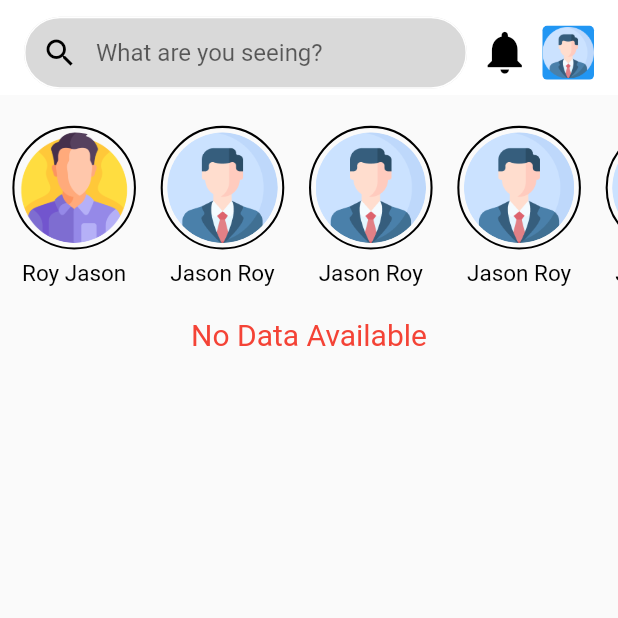
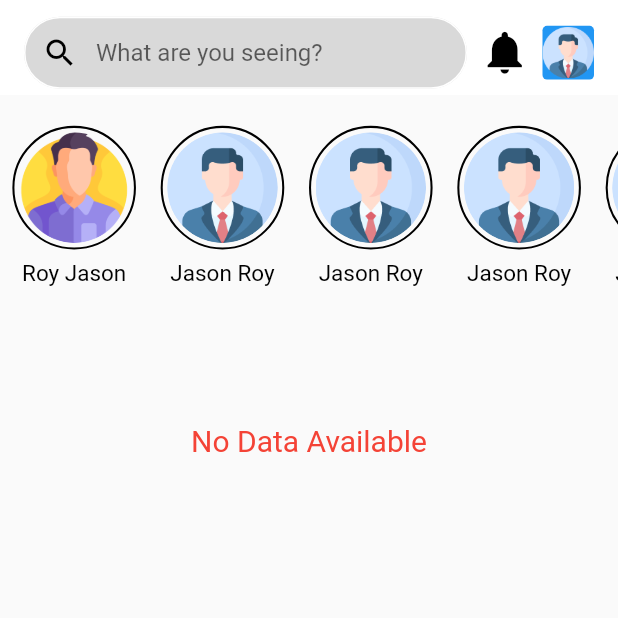
Before and after one commit to muhammadumair18/bottle_user_app, a Flutter app: the LayoutHomePage screen opened directly, on a phone screen of 412 x 824 dp, the top half of it. Run offline on Flutter 3.47's test engine with Material 2 defaults, Android fonts, the phone set to English and light mode, and no system bars; our stand-ins replace camera, cloud_firestore, country_code_picker, firebase_auth, firebase_core, firebase_messaging and 13 more; missing offline and left inert: cached_video_player, custom_utils, place_picker, video_compress; accounts and stored records are empty; project files that could hold a hidden picture were left out.

```diff
--- a/lib/main.dart
+++ b/lib/main.dart
@@ -112,7 +112,7 @@ class _MyAppState extends State<MyApp> {
               channel.name,
               channelDescription: channel.description,
               priority: Priority.high,
-              icon: '@mipmap/ic_launcher'
+              icon: '@mipmap/launcher_icon'
             // TODO add a proper drawable resource to android, for now using
             //      one that already exists in example app.
           ),
--- a/lib/view/layout/layout_home_page.dart
+++ b/lib/view/layout/layout_home_page.dart
@@ -171,11 +171,15 @@ class _LayoutHomePageState extends State<LayoutHomePage> {
                               posts.fromMap(e.data() as Map<String, dynamic>))
                           .toList();
                       if (data.length == 0) {
-                        return Center(
-                            child: Text(
-                          'No Data Available',
-                          style: TextStyle(color: Colors.red, fontSize: 20),
-                        ));
+                        return Container(
+                          width: Get.width,
+                          height: Get.height * .2,
+                          child: Center(
+                              child: Text(
+                            'No Data Available',
+                            style: TextStyle(color: Colors.red, fontSize: 20),
+                          )),
+                        );
                       }
                       return ListView.builder(
                           physics: ScrollPhysics(),
```
